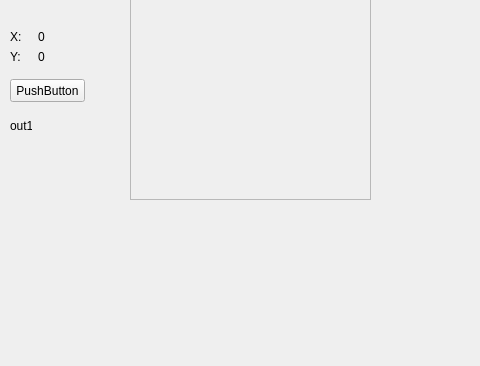
The window that Basma/image1/picdisplay.ui (LilyOfTheWest/image) describes before a commit, drawn with Qt 5; both pictures show x 0 to 480 and y 101 to 467 of the 949 by 467 pixel window.
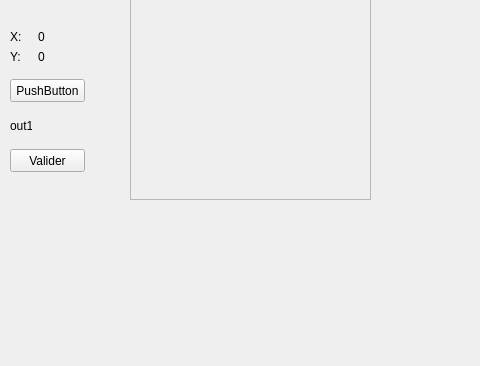
The same window after the commit.

Diff of the .ui file:
```diff
--- a/Basma/image1/picdisplay.ui
+++ b/Basma/image1/picdisplay.ui
@@ -224,6 +224,19 @@
     </item>
    </layout>
   </widget>
+  <widget class="QPushButton" name="pushButton_2">
+   <property name="geometry">
+    <rect>
+     <x>10</x>
+     <y>250</y>
+     <width>75</width>
+     <height>23</height>
+    </rect>
+   </property>
+   <property name="text">
+    <string>Valider</string>
+   </property>
+  </widget>
  </widget>
  <resources/>
  <connections/>
```
